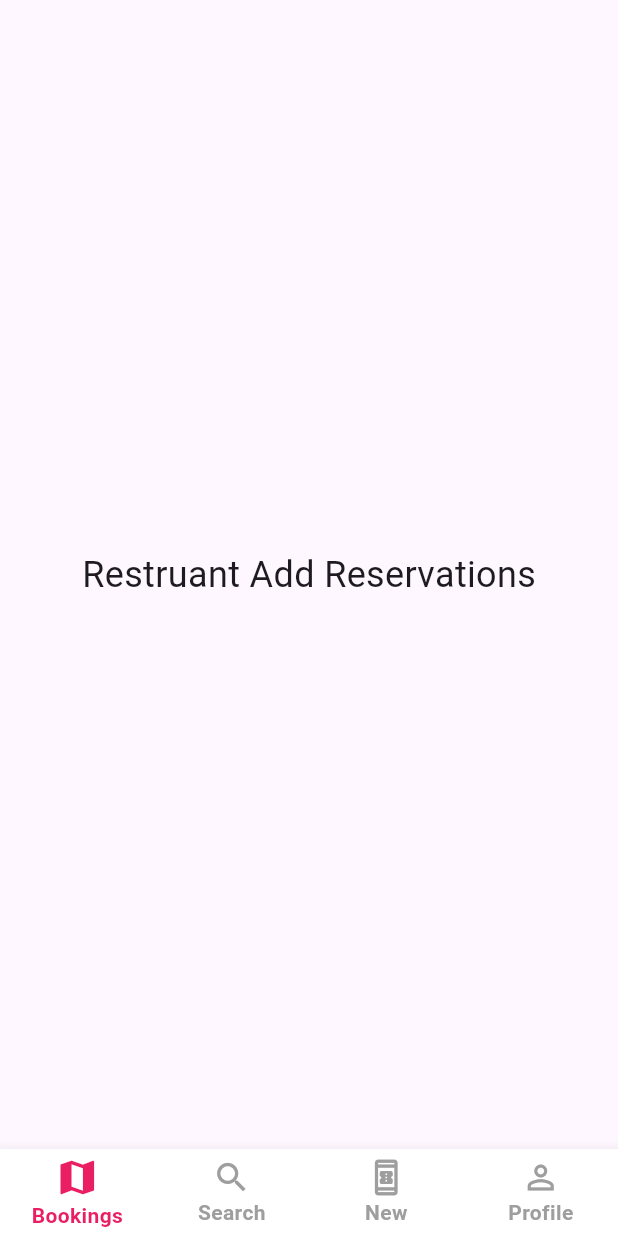
After one commit to busterblake/Matador-Reservations, a Flutter app: the Resturantreservations screen opened directly, swiped to page 3, on a phone screen of 412 x 824 dp. The commit adds this screen. Run offline on Flutter 3.47's test engine with Material 3 defaults, Android fonts, the phone set to English and light mode, and no system bars; drawn by our look-alikes of stylish_bottom_bar; our stand-ins replace google_maps_flutter, quickalert; missing offline and left inert: calendar_day_slot_navigator.

Commit message:
added ability to switch pages on restaurant side

```diff
--- a/google_maps_in_flutter/lib/ResturantReservations.dart
+++ b/google_maps_in_flutter/lib/ResturantReservations.dart
@@ -4,6 +4,9 @@ import 'dart:ui';
 import 'dart:convert';
 import 'package:stylish_bottom_bar/stylish_bottom_bar.dart';
 import 'ReservationData.dart';
+import 'addReservation.dart';
+import 'search_page.dart';
+import 'profile_page.dart';
 
 class Resturantreservations extends StatefulWidget {
 
@@ -16,14 +19,20 @@ class Resturantreservations extends StatefulWidget {
 }
 
 class ResturantReservationState extends State<Resturantreservations>{
+   int myIndex = 0;
+   List<Reservation> data =List.from(reservations);
+   final PageController _pageController = PageController(initialPage: 0);
 
-   List<Reservation> data =List.from(reservations);
+   @override
+  void dispose() {
+    _pageController.dispose();
+    super.dispose();
+  }
    @override
    Widget build(BuildContext context) {
     return Scaffold(
 
-      body:
-      Center(child: tableUI(),),
+
 
       floatingActionButtonLocation: FloatingActionButtonLocation.centerDocked,
       bottomNavigationBar: StylishBottomBar(
@@ -62,12 +71,24 @@ class ResturantReservationState extends State<Resturantreservations>{
             unSelectedColor: Colors.grey,
           ),
         ],
-       /* onTap: (index) {
+        onTap: (index) {
           setState(() {
-            _currentIndex = index;
+            myIndex = index;
           });
           _pageController.jumpToPage(index);
-        },*/
+        },
+      ),
+      body: PageView(
+        controller: _pageController,
+        physics: const NeverScrollableScrollPhysics(),
+        children: [
+
+        Center(child: tableUI(),),
+
+          const SearchPage(), // Index 1
+          const Addreservation(), // Index 2
+          const ProfilePage(), // Index 3
+        ],
       ),
 
     );
--- /dev/null
+++ b/google_maps_in_flutter/lib/addReservation.dart
@@ -0,0 +1,16 @@
+import 'package:flutter/material.dart';
+import 'ResturantReservations.dart';
+
+class Addreservation extends StatelessWidget{
+  const Addreservation({super.key});
+
+  @override
+  Widget build(BuildContext context) {
+    return Scaffold(
+      body: Center(child: Text('Restruant Add Reservations', style: TextStyle(fontSize: 24))
+
+      ),
+    );
+  }
+
+}
```
